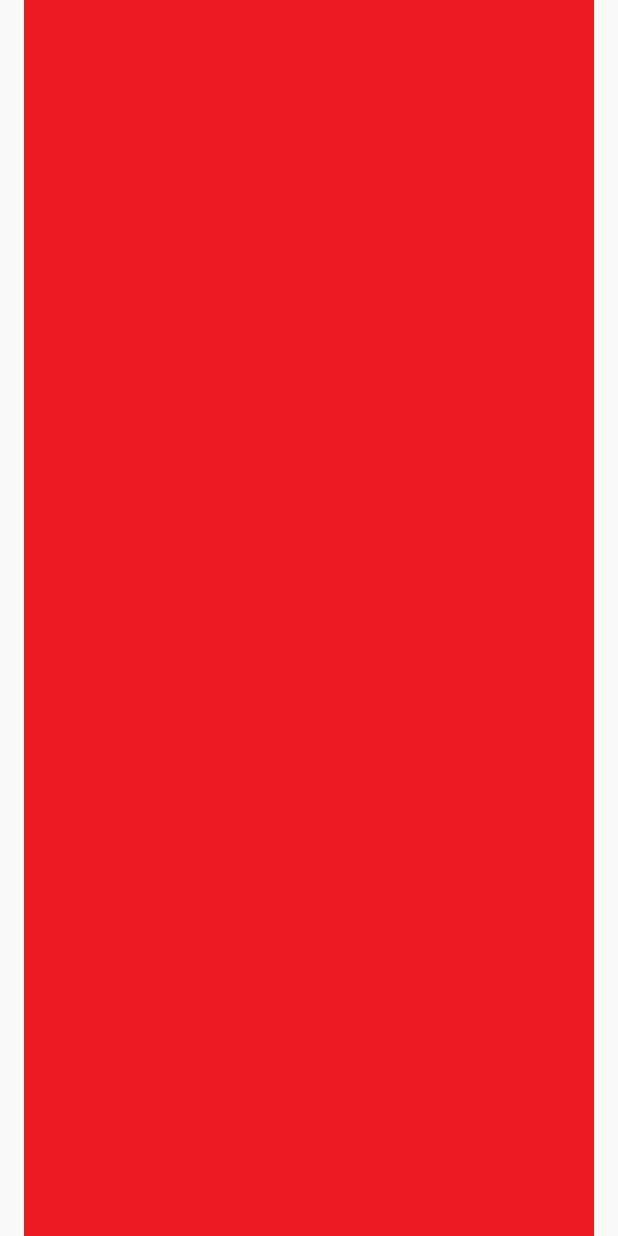
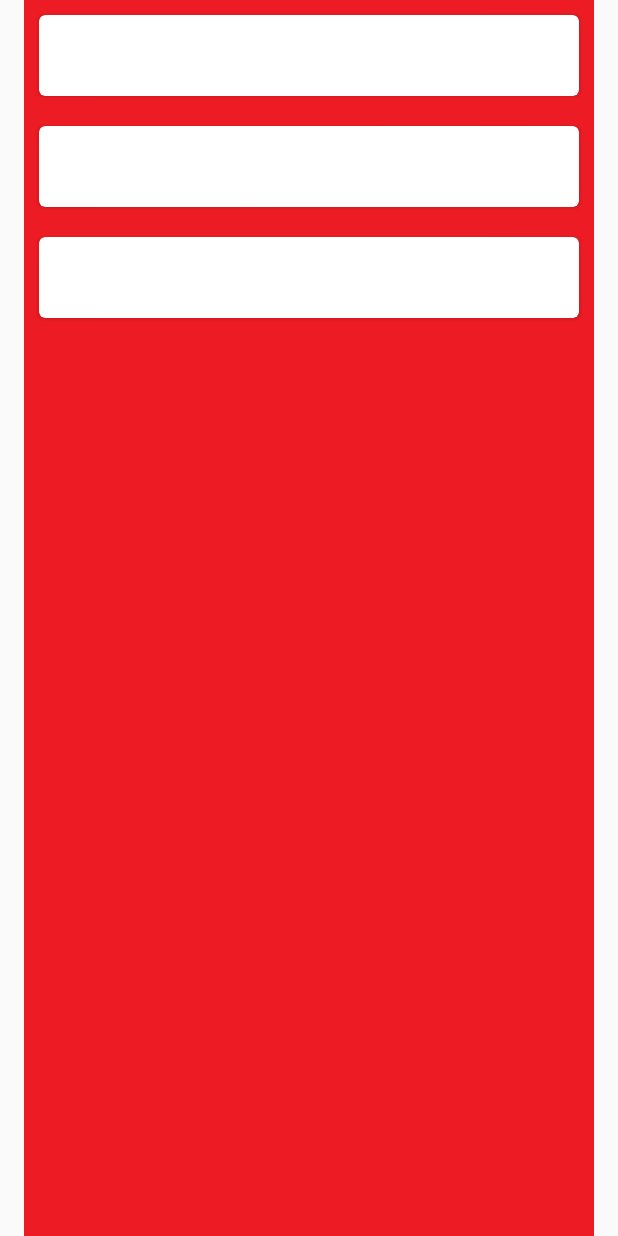
Before and after one commit to granteddavies/Zap, an Android app: the layout fragment_friend_list.xml on its own in the app's theme, with its tools: preview values and no code run, on a phone screen of 412 x 824 dp. Run offline under Robolectric (Android 15) with nearby library versions, the light colour scheme and no system bars.

Commit message:
Added cards to the friends list view. Made friends be sorted by name and availability.

```diff
--- a/app/src/main/res/layout/fragment_friend.xml
+++ b/app/src/main/res/layout/fragment_friend.xml
@@ -1,14 +1,28 @@
 <?xml version="1.0" encoding="utf-8"?>
 <LinearLayout xmlns:android="http://schemas.android.com/apk/res/android"
-    android:layout_width="wrap_content"
+    android:layout_width="match_parent"
     android:layout_height="wrap_content"
     android:orientation="horizontal">
+
+    <android.support.v7.widget.CardView
+        xmlns:card_view="http://schemas.android.com/apk/res-auto"
+        android:id="@+id/card_view"
+        android:layout_gravity="center"
+        android:layout_width="match_parent"
+        android:layout_height="match_parent"
+        android:layout_margin="10dp"
+        card_view:cardCornerRadius="4dp">
+
+        <RelativeLayout
+            android:layout_width="match_parent"
+            android:layout_height="match_parent">
 
             <TextView
                 android:id="@+id/name"
                 android:layout_width="wrap_content"
                 android:layout_height="wrap_content"
                 android:layout_margin="@dimen/text_margin"
+                android:layout_alignParentLeft="true"
                 android:textAppearance="?attr/textAppearanceListItem" />
 
             <TextView
@@ -16,5 +30,10 @@
                 android:layout_width="wrap_content"
                 android:layout_height="wrap_content"
                 android:layout_margin="@dimen/text_margin"
+                android:layout_alignParentRight="true"
                 android:textAppearance="?attr/textAppearanceListItem" />
+
+        </RelativeLayout>
+
+    </android.support.v7.widget.CardView>
 </LinearLayout>
```
Also changed, not shown: app/src/main/java/com/zap/FriendsFragment.java (+19 -3 lines). Lines whose indentation alone changed are shown as unchanged.
